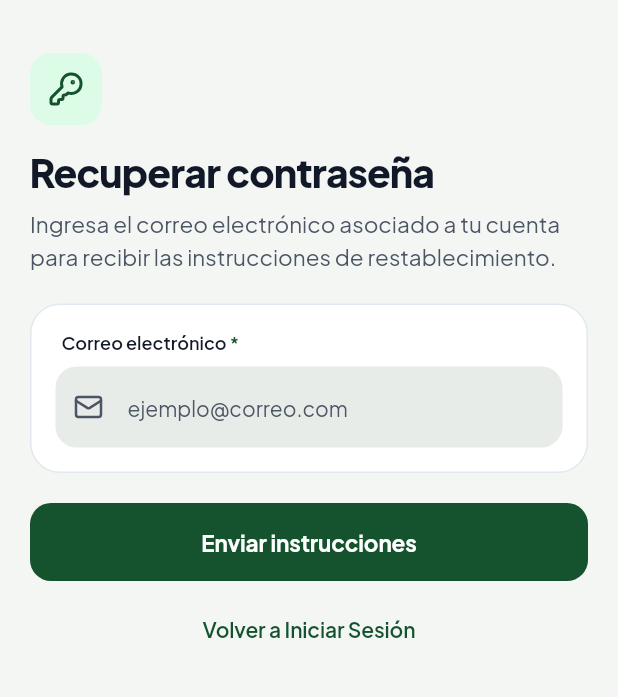
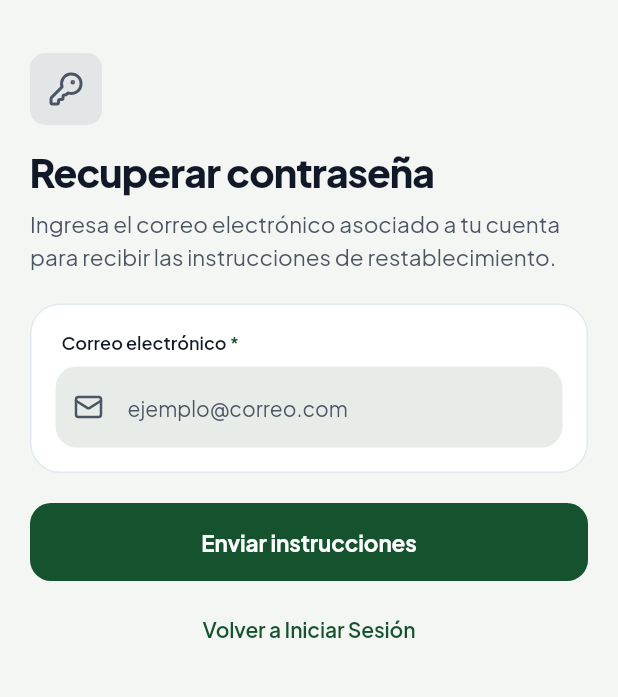
Before and after one commit to Xander-JS/agricultural_marketplace, a Flutter app: the ForgotPasswordScreen screen opened directly, on a phone screen of 412 x 824 dp, the part 157-854 px from its top. Run offline on Flutter 3.47's test engine with Material 3 defaults, Android fonts, the phone set to English and light mode, and no system bars; drawn by our look-alikes of flutter_animate; our stand-ins replace flutter_dotenv, google_fonts, image_picker, lucide_icons_flutter, shared_preferences, shimmer and 2 more; accounts and stored records are empty.

Commit message:
actualizar los widgets compartidos de autenticación

```diff
--- a/lib/features/auth/widgets/auth_layout.dart
+++ b/lib/features/auth/widgets/auth_layout.dart
@@ -5,6 +5,7 @@ import '../../../core/theme/app_colors.dart';
 import '../../../core/theme/app_dimensions.dart';
 import '../../../core/theme/app_motion.dart';
 import '../../../core/theme/app_text_styles.dart';
+import '../../../core/widgets/misc/icon_squircle.dart';
 
 /// Entrance for auth form bodies: a 220ms fade with a 3% rise.
 ///
@@ -49,15 +50,7 @@ class AuthTaskHeader extends StatelessWidget {
     return Column(
       crossAxisAlignment: CrossAxisAlignment.start,
       children: [
-        Container(
-          width: 48,
-          height: 48,
-          decoration: BoxDecoration(
-            color: context.appPrimarySoft,
-            borderRadius: AppDimensions.borderRadiusControl,
-          ),
-          child: Icon(icon, size: 24, color: context.appOnPrimarySoft),
-        ),
+        IconSquircle(icon: icon, size: 48, iconSize: 24),
         const SizedBox(height: AppDimensions.space16),
         Text(
           title,
--- a/lib/features/auth/widgets/document_capture_step.dart
+++ b/lib/features/auth/widgets/document_capture_step.dart
@@ -1,7 +1,7 @@
 import 'dart:io';
 
 import 'package:flutter/material.dart';
-import 'package:lucide_icons_flutter/lucide_icons.dart';
+import '../../../core/theme/app_icons.dart';
 
 import '../../../core/localization/app_localizations.dart';
 import '../../../core/theme/app_colors.dart';
--- a/lib/features/auth/widgets/document_image_picker.dart
+++ b/lib/features/auth/widgets/document_image_picker.dart
@@ -3,7 +3,7 @@ import 'dart:io';
 import 'package:flutter/cupertino.dart';
 import 'package:flutter/material.dart';
 import 'package:image_picker/image_picker.dart';
-import 'package:lucide_icons_flutter/lucide_icons.dart';
+import '../../../core/theme/app_icons.dart';
 import 'package:path_provider/path_provider.dart';
 
 import '../../../core/localization/app_localizations.dart';
@@ -107,7 +107,7 @@ Future<File?> showDocumentImageSourceSheet(
           contentPadding: const EdgeInsets.symmetric(
             horizontal: AppDimensions.space16,
           ),
-          leading: Icon(icon, size: 22, color: ctx.appPrimary),
+          leading: Icon(icon, size: 22, color: ctx.appTextSecondary),
           title: Text(
             label,
             style: AppTextStyles.bodyLarge.copyWith(
--- a/lib/features/auth/widgets/upload_progress_note.dart
+++ b/lib/features/auth/widgets/upload_progress_note.dart
@@ -1,5 +1,5 @@
 import 'package:flutter/material.dart';
-import 'package:lucide_icons_flutter/lucide_icons.dart';
+import '../../../core/theme/app_icons.dart';
 
 import '../../../core/theme/app_colors.dart';
 import '../../../core/theme/app_dimensions.dart';
```
Also changed, not shown: lib/features/auth/widgets/document_selection_card.dart (+4 -4 lines).
